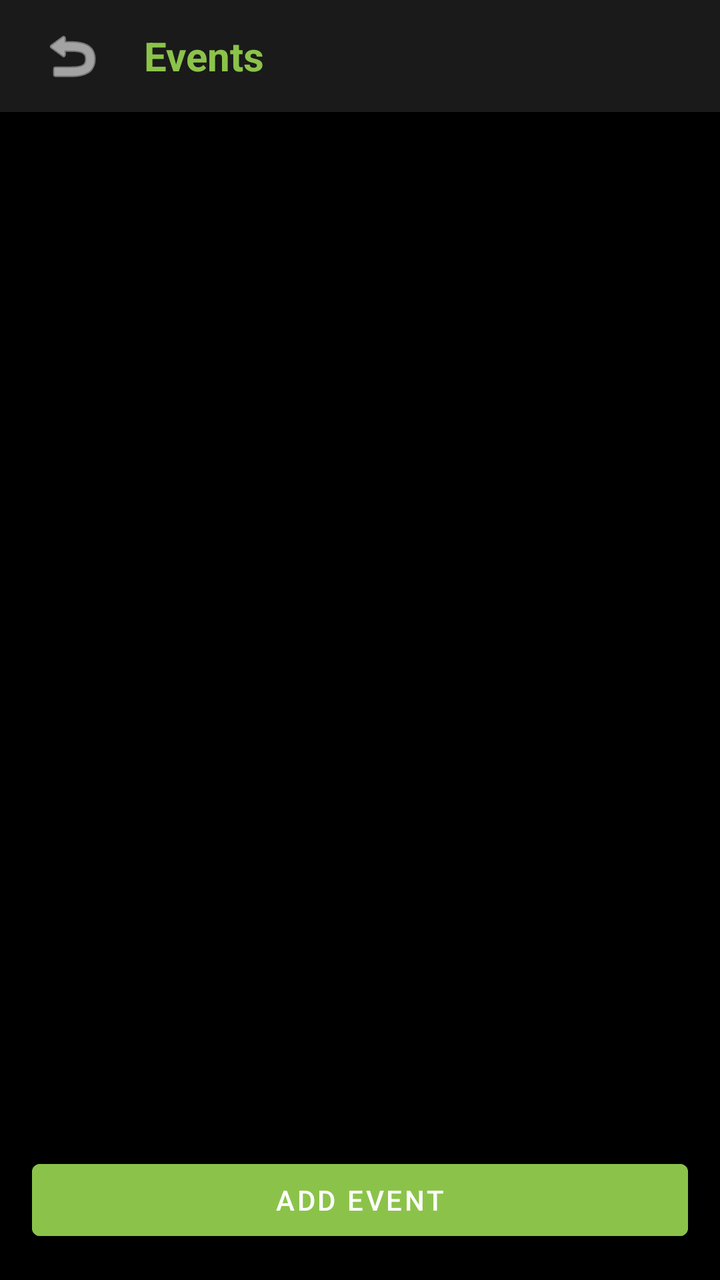
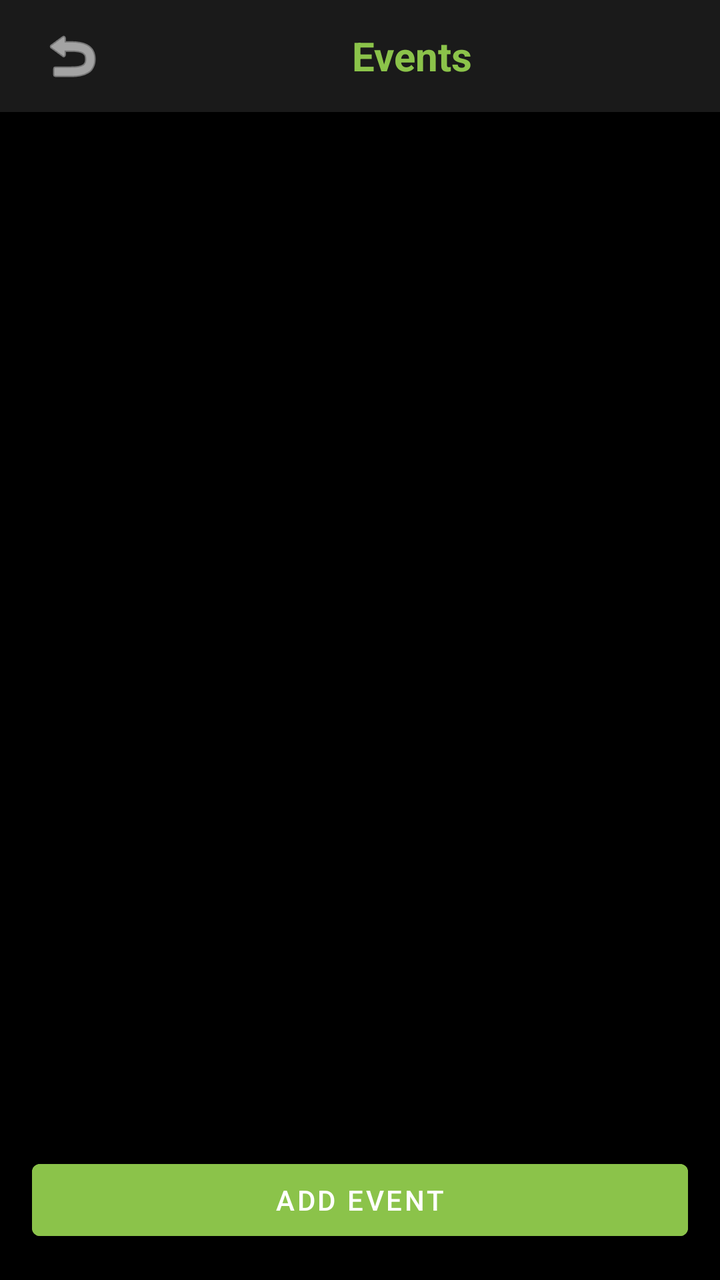

Compare the two renders of this Android layout. The source of the first and the diff that turns it into the second are given below.
<!-- AndroidManifest.xml: activity theme Theme.MyCalendar2026SAR -->
<!-- res/layout/activity_events.xml -->
<?xml version="1.0" encoding="utf-8"?>
<androidx.constraintlayout.widget.ConstraintLayout xmlns:android="http://schemas.android.com/apk/res/android"
    xmlns:app="http://schemas.android.com/apk/res-auto"
    xmlns:tools="http://schemas.android.com/tools"
    android:layout_width="match_parent"
    android:layout_height="match_parent"
    android:background="@color/black">

    <LinearLayout
        android:id="@+id/eventsHeader"
        android:layout_width="match_parent"
        android:layout_height="?attr/actionBarSize"
        android:background="#1A1A1A"
        android:gravity="center_vertical"
        android:orientation="horizontal"
        android:paddingHorizontal="16dp"
        app:layout_constraintTop_toTopOf="parent">

        <ImageButton
            android:id="@+id/eventBackButton"
            android:layout_width="40dp"
            android:layout_height="40dp"
            android:background="?attr/selectableItemBackgroundBorderless"
            android:src="@android:drawable/ic_menu_revert"
            app:tint="@color/white" />

        <TextView
            android:layout_width="0dp"
            android:layout_height="wrap_content"
            android:layout_marginStart="16dp"
            android:layout_weight="1"
            android:text="Events"
            android:textColor="@color/light_green"
            android:textSize="20sp"
            android:textStyle="bold" />
    </LinearLayout>

    <androidx.recyclerview.widget.RecyclerView
        android:id="@+id/allEventsRecyclerView"
        android:layout_width="match_parent"
        android:layout_height="0dp"
        android:padding="8dp"
        app:layout_constraintBottom_toTopOf="@id/addEventButton"
        app:layout_constraintTop_toBottomOf="@id/eventsHeader" />

    <Button
        android:id="@+id/addEventButton"
        android:layout_width="match_parent"
        android:layout_height="wrap_content"
        android:layout_margin="16dp"
        android:backgroundTint="@color/light_green"
        android:text="Add Event"
        android:textColor="@color/white"
        app:layout_constraintBottom_toBottomOf="parent" />

</androidx.constraintlayout.widget.ConstraintLayout>
<!-- resources referenced by this layout -->
<resources>
  <color name="black">#FF000000</color>
  <color name="light_green">#8BC34A</color>
  <color name="white">#FFFFFFFF</color>
  <style name="Theme.MyCalendar2026SAR" parent="Theme.MaterialComponents.DayNight.NoActionBar">
          
          <item name="colorPrimary">@color/light_green</item>
          <item name="colorPrimaryVariant">@color/hunter_green</item>
          <item name="colorOnPrimary">@color/white</item>
          
          <item name="colorSecondary">@color/teal_200</item>
          <item name="colorSecondaryVariant">@color/teal_700</item>
          <item name="colorOnSecondary">@color/black</item>
          
          <item name="android:statusBarColor">?attr/colorPrimaryVariant</item>
  
          <item name="colorControlActivated">@color/light_green</item>
  
          <item name="android:listPreferredItemPaddingStart">8dp</item>
          <item name="android:listPreferredItemPaddingEnd">8dp</item>
          <item name="android:textAppearanceLargePopupMenu">@style/CustomMenuTextAppearance</item>
          <item name="android:textAppearanceSmallPopupMenu">@style/CustomMenuTextAppearance</item>
          <item name="android:popupMenuStyle">@style/CustomPopupMenuStyle</item>
  
          
          <item name="materialAlertDialogTheme">@style/CustomAlertDialogTheme</item>
          <item name="alertDialogTheme">@style/CustomAlertDialogTheme</item>
      </style>
  <color name="hunter_green">#355E3B</color>
  <color name="teal_200">#FF03DAC5</color>
  <color name="teal_700">#FF018786</color>
  <style name="CustomMenuTextAppearance" parent="TextAppearance.AppCompat.Widget.PopupMenu.Large">
          <item name="android:textSize">@dimen/_10ssp</item>
          <item name="android:textColor">@color/white</item>
      </style>
  <style name="CustomPopupMenuStyle" parent="Widget.AppCompat.PopupMenu">
          <item name="android:minWidth">@dimen/_110sdp</item>
      </style>
  <style name="CustomAlertDialogTheme" parent="ThemeOverlay.MaterialComponents.MaterialAlertDialog">
          <item name="colorPrimary">@color/light_green</item>
          <item name="colorAccent">@color/light_green</item>
          <item name="colorSecondary">@color/light_green</item>
          <item name="android:textColorPrimary">@color/white</item>
          
          <item name="buttonBarPositiveButtonStyle">@style/GreenButtonStyle</item>
          <item name="buttonBarNegativeButtonStyle">@style/GreenButtonStyle</item>
          <item name="buttonBarNeutralButtonStyle">@style/GreenButtonStyle</item>
      </style>
  <style name="GreenButtonStyle" parent="Widget.MaterialComponents.Button.TextButton">
          <item name="android:textColor">@color/light_green</item>
      </style>
</resources>

<!-- the commit's change to res/layout/activity_events.xml (unified diff, before → after) -->
@@ -27,7 +27,7 @@
         <TextView
             android:layout_width="0dp"
             android:layout_height="wrap_content"
-            android:layout_marginStart="16dp"
+            android:layout_marginStart="120dp"
             android:layout_weight="1"
             android:text="Events"
             android:textColor="@color/light_green"
